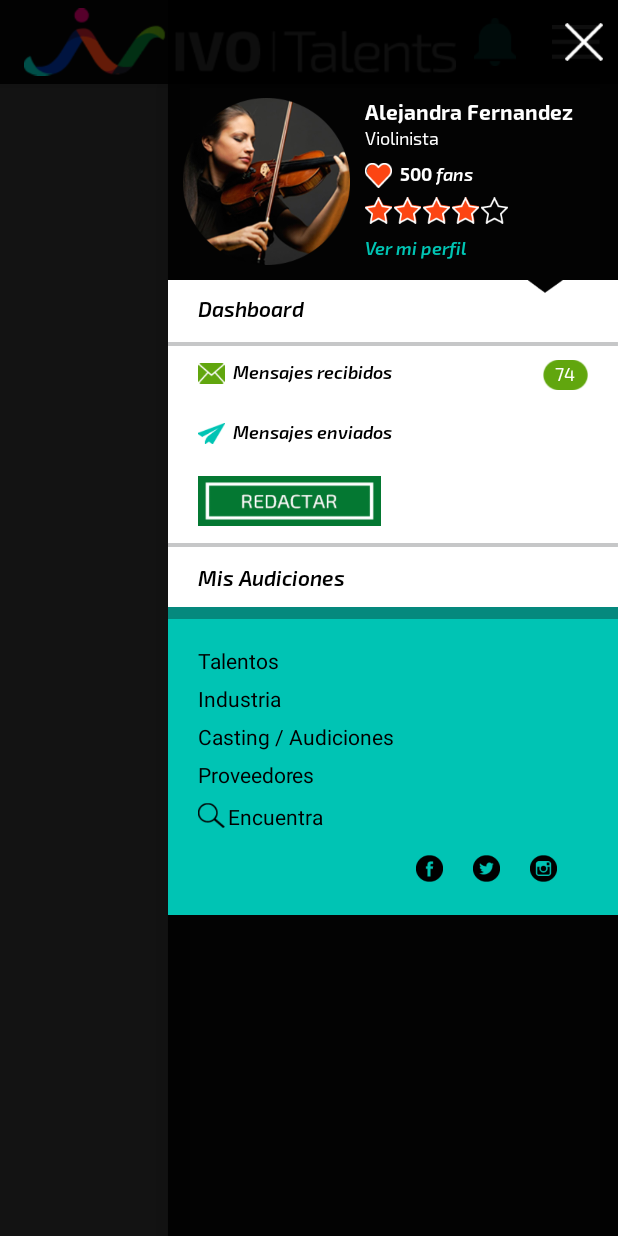
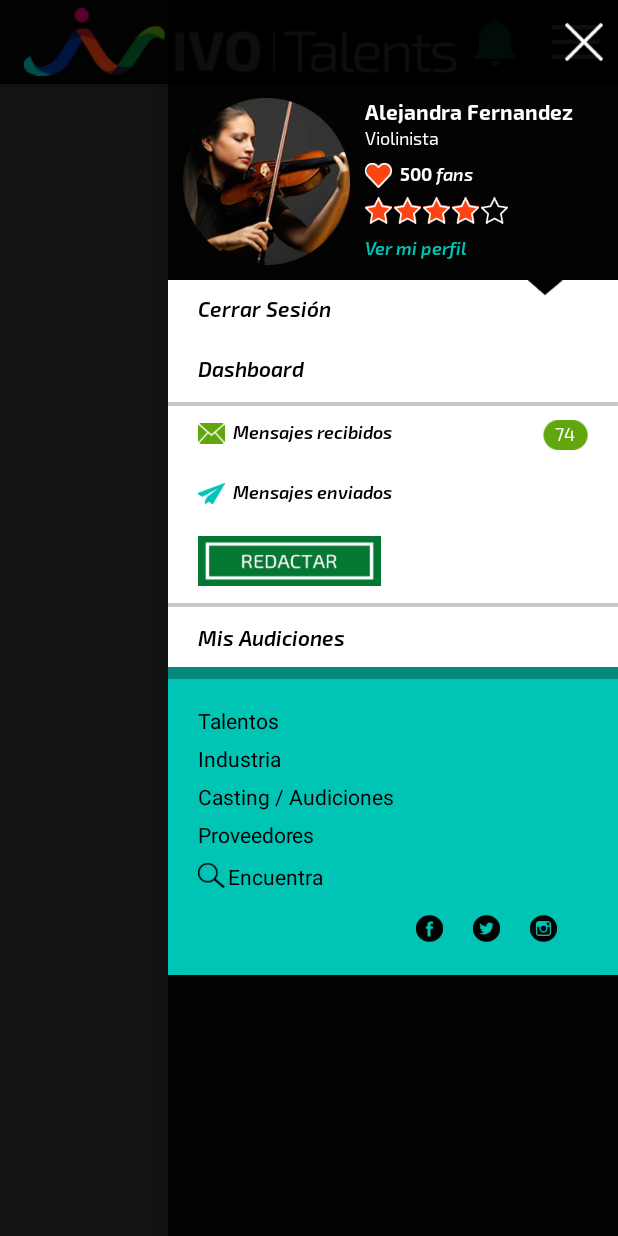
Before and after one commit to diiaz94/3dlink-ivotalents, an Android app: the MainActivity screen opened directly, with no data from a screen before it, with the side drawer open, on a phone screen of 412 x 824 dp. Run offline under Robolectric (Android 15) with nearby library versions, the phone set to English and light mode, and no system bars; libraries missing offline, so code that uses them is left out: com.facebook, com.facebook.appevents, com.facebook.login; Roboto replaces fonts that are not available here; 2 statements that could not run were skipped.

Commit message:
Solucion de registro con fb para que llevara a la pantalal registro 2, se agrego el cerrar sesion al menu.

```diff
--- a/app/src/main/java/com/threedlink/ivotalents/MainActivity.java
+++ b/app/src/main/java/com/threedlink/ivotalents/MainActivity.java
@@ -55,6 +55,7 @@ public class MainActivity extends AppCompatActivity implements
 
     TextView lblName;
     TextView lblEmail;
+    TextView logout_text;
     private IvoTalentsApp mApp;
     private ImageButton menu_icon;
     private ImageButton alert_icon;
@@ -79,7 +80,13 @@ public class MainActivity extends AppCompatActivity implements
         NavigationView navigationView = (NavigationView) findViewById(R.id.nav_view);
         navigationView.setNavigationItemSelectedListener(this);
 
+        logout_text = (TextView) findViewById(R.id.logout_text);
+        logout_text.setOnClickListener(new View.OnClickListener() {
 
+            public void onClick(View popupView) {
+              logout(popupView);
+            }
+        });
 
         // Session class instance
         session = new SessionManager(getApplicationContext());
@@ -130,6 +137,7 @@ public class MainActivity extends AppCompatActivity implements
         artist_count_fans.setTypeface(mApp.getFontBold());
         text_fans.setTypeface(mApp.getFontSemiBoldItalic());
         text_view_my_profile.setTypeface(mApp.getFontSemiBoldItalic());
+        logout_text.setTypeface(mApp.getFontSemiBoldItalic());
         text_dashboard.setTypeface(mApp.getFontSemiBoldItalic());
         text_receive_msg.setTypeface(mApp.getFontSemiBoldItalic());
         count_receive_msg.setTypeface(mApp.getFont());
--- a/app/src/main/res/layout/activity_main.xml
+++ b/app/src/main/res/layout/activity_main.xml
@@ -162,10 +162,25 @@
                 </FrameLayout>
 
                 <LinearLayout android:layout_width="match_parent"
-                    android:layout_height="220dp"
+                    android:layout_height="260dp"
                     android:background="@drawable/bg_menu2"
                     android:layout_marginTop="10dp"
                     android:orientation="vertical">
+                    <FrameLayout
+                        android:layout_width="match_parent"
+                        android:layout_height="40dp"
+                        android:paddingLeft="20dp">
+                        <TextView android:layout_width="wrap_content"
+                            android:layout_height="wrap_content"
+                            android:text="@string/logout"
+                            android:textStyle="italic"
+                            android:textSize="14sp"
+                            android:textColor="#000000"
+                            android:layout_gravity="center_vertical"
+                            android:id="@+id/logout_text"
+                            android:clickable="true"
+                            />
+                    </FrameLayout>
                     <FrameLayout
                         android:layout_width="match_parent"
                         android:layout_height="40dp"
--- a/app/src/main/res/layout/activity_register.xml
+++ b/app/src/main/res/layout/activity_register.xml
@@ -150,6 +150,7 @@
                         android:layout_width="100dp"
                         android:layout_height="40dp"
                         android:layout_marginTop="20dp"
+                        android:layout_marginBottom="40dp"
                         android:id="@+id/register_btn"
                         android:layout_gravity="center_horizontal" />
                 </LinearLayout>
--- a/app/src/main/res/layout/fragment_profile_artist.xml
+++ b/app/src/main/res/layout/fragment_profile_artist.xml
@@ -982,6 +982,7 @@
                 android:layout_alignParentBottom="true"
                 android:layout_centerHorizontal="true"
                 android:text="@string/logout"
+                android:visibility="gone"
 
                 />
         </LinearLayout>
```
Also changed, not shown: app/src/main/java/com/threedlink/ivotalents/RegisterActivity.java (+11 -3 lines).
